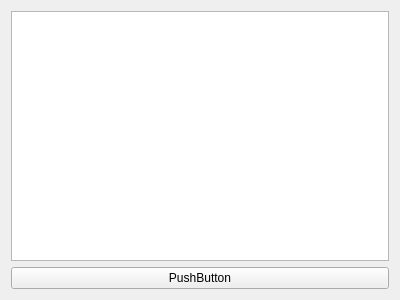
Before: the Qt Designer form qt_designer_ui/tableTask2.ui in IvaMarin/Project-Network-Diagram-App, drawn with Qt 5.
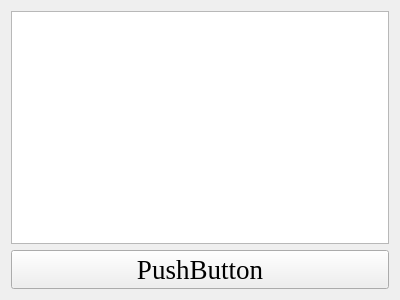
After: the same form once the commit is applied.

Patch:
```diff
--- a/qt_designer_ui/tableTask2.ui
+++ b/qt_designer_ui/tableTask2.ui
@@ -10,6 +10,12 @@
     <height>300</height>
    </rect>
   </property>
+  <property name="font">
+   <font>
+    <family>Times New Roman</family>
+    <pointsize>20</pointsize>
+   </font>
+  </property>
   <property name="windowTitle">
    <string>Form</string>
   </property>
```
